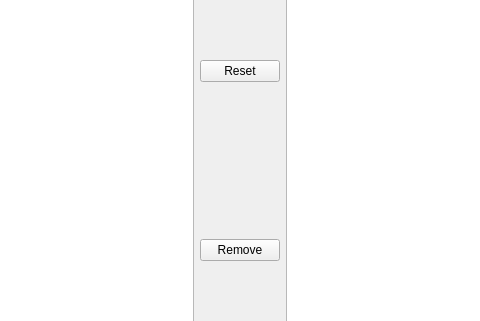
First picture: the form in maya_script/CheckTool/Qt/UI/GUIforPM/MainWindowForPM.ui, repository FengYusheng/MyUtils, before the edit; both pictures show x 181 to 661 and y 298 to 619 of the 841 by 779 pixel window.
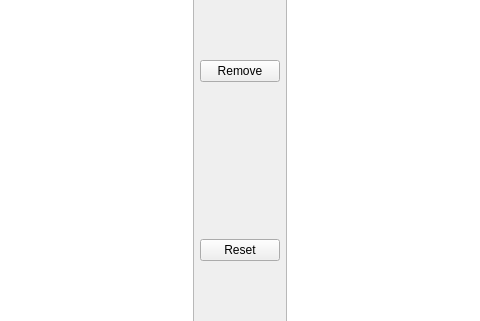
Second picture: the form after the edit.

Patch:
```diff
--- a/maya_script/CheckTool/Qt/UI/GUIforPM/MainWindowForPM.ui
+++ b/maya_script/CheckTool/Qt/UI/GUIforPM/MainWindowForPM.ui
@@ -45,16 +45,16 @@
        </widget>
       </item>
       <item>
-       <widget class="QPushButton" name="resetButton">
+       <widget class="QPushButton" name="removeButtion">
         <property name="text">
-         <string>Reset</string>
+         <string>Remove</string>
         </property>
        </widget>
       </item>
       <item>
-       <widget class="QPushButton" name="removeButtion">
+       <widget class="QPushButton" name="resetButton">
         <property name="text">
-         <string>Remove</string>
+         <string>Reset</string>
         </property>
        </widget>
       </item>
```
